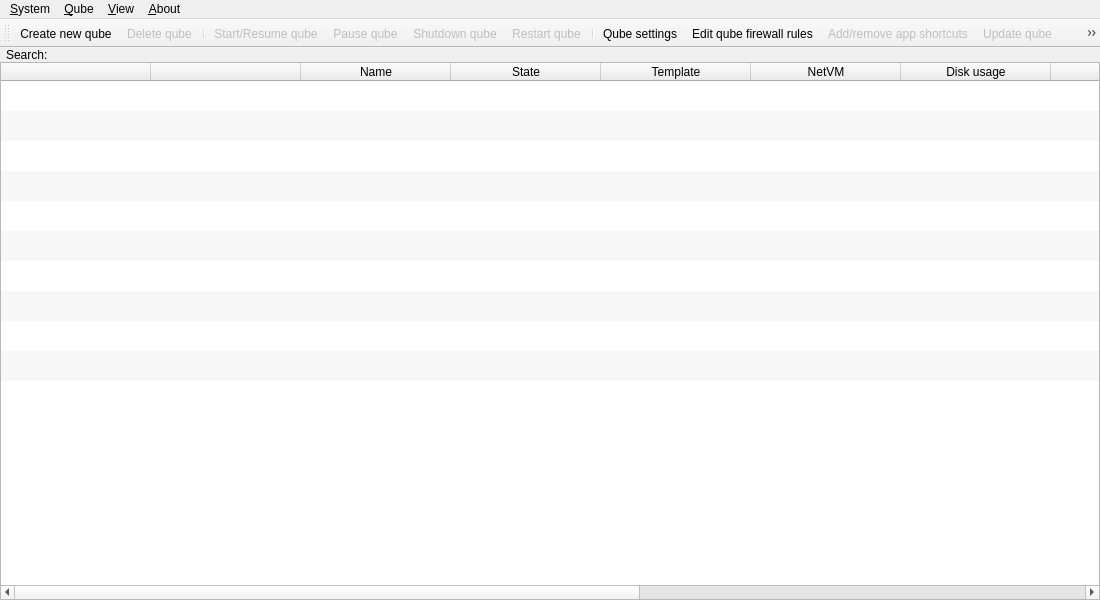
Old version of the form ui/qubemanager.ui in the repository QubesOS/qubes-manager.
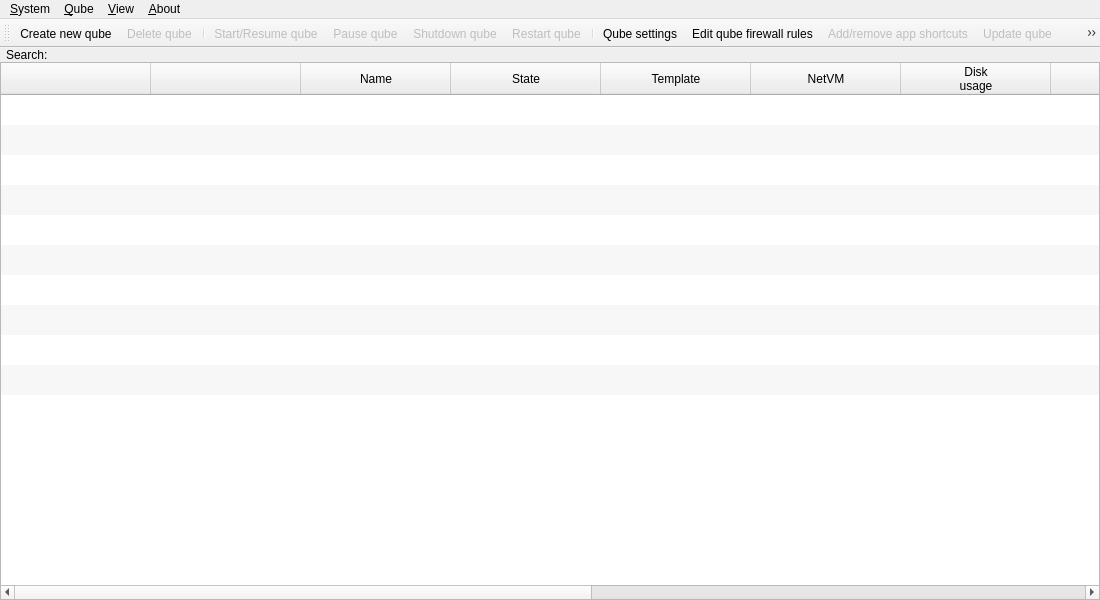
New version of the form. Icons and pictures are not drawn.

Commit message:
More documentation and added another column for default_dispvm to Qube Manager
Including also a minor visual fix - the headers in Qube Manager
will now be multi-line when it looks needed.

fixes QubesOS/qubes-issues#4912

What changed in the file:
```diff
--- a/ui/qubemanager.ui
+++ b/ui/qubemanager.ui
@@ -136,7 +136,7 @@
        <number>10</number>
       </property>
       <property name="columnCount">
-       <number>12</number>
+       <number>13</number>
       </property>
       <attribute name="horizontalHeaderCascadingSectionResizes">
        <bool>false</bool>
@@ -211,7 +211,8 @@
       </column>
       <column>
        <property name="text">
-        <string>Disk usage</string>
+        <string>Disk
+usage</string>
        </property>
       </column>
       <column>
@@ -226,7 +227,8 @@
       </column>
       <column>
        <property name="text">
-        <string>Include in backups</string>
+        <string>Include
+in backups</string>
        </property>
       </column>
       <column>
@@ -236,7 +238,14 @@
       </column>
       <column>
        <property name="text">
-        <string>Template for DispVMs</string>
+        <string>Default
+DisposableVM</string>
+       </property>
+      </column>
+      <column>
+       <property name="text">
+        <string>Is template for 
+DisposableVMs</string>
        </property>
       </column>
      </widget>
```
Left out of the diff: 23 changed lines with no effect on the pictures. The commit also changes 2 other files.
